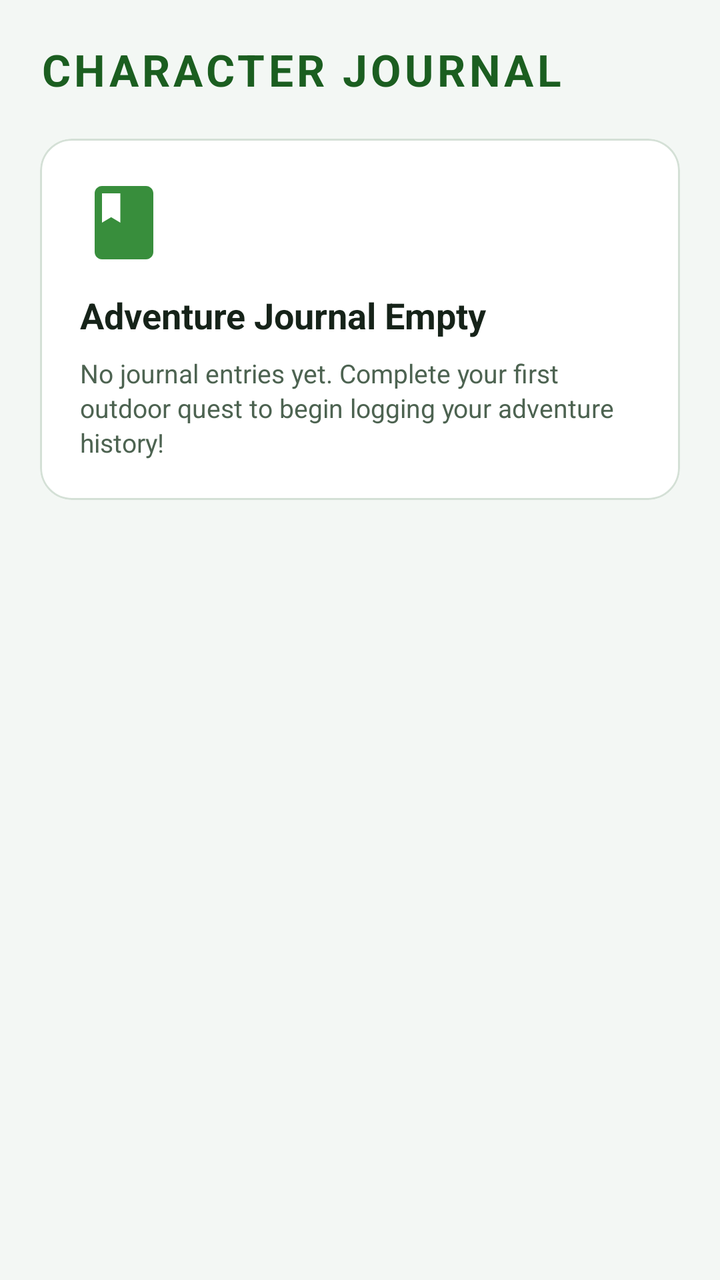
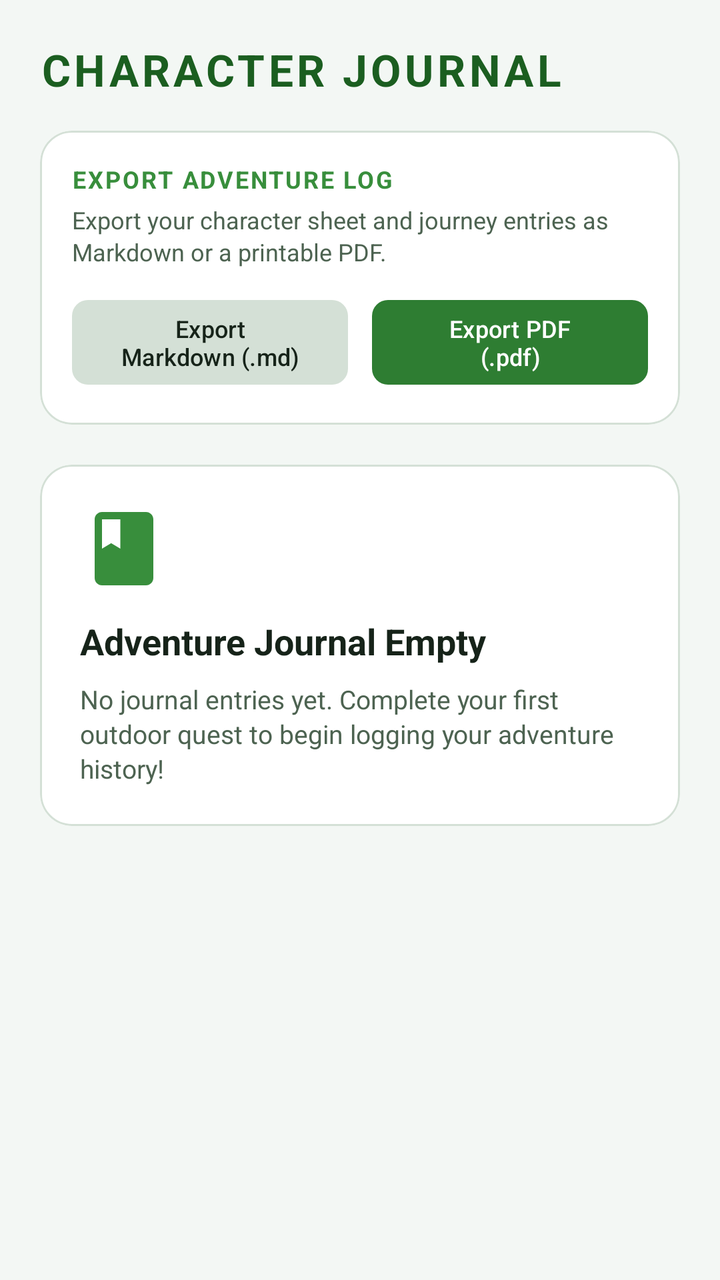

Compare the two renders of this Android layout. The source of the first and the diff that turns it into the second are given below.
<!-- AndroidManifest.xml: application theme Theme.TouchGrass -->
<!-- res/layout/layout_journal_screen.xml -->
<?xml version="1.0" encoding="utf-8"?>
<ScrollView xmlns:android="http://schemas.android.com/apk/res/android"
    xmlns:app="http://schemas.android.com/apk/res-auto"
    android:layout_width="match_parent"
    android:layout_height="match_parent"
    android:background="@color/bg_dark_realm"
    android:fillViewport="true">

    <LinearLayout
        android:layout_width="match_parent"
        android:layout_height="wrap_content"
        android:orientation="vertical"
        android:padding="20dp">

        
        <TextView
            android:layout_width="wrap_content"
            android:layout_height="wrap_content"
            android:letterSpacing="0.08"
            android:text="@string/journal_section_title"
            android:textColor="@color/green_light"
            android:textSize="22sp"
            android:textStyle="bold" />

        
        <com.google.android.material.card.MaterialCardView
            android:id="@+id/cardEmptyJournal"
            android:layout_width="match_parent"
            android:layout_height="wrap_content"
            android:layout_marginTop="20dp"
            app:cardBackgroundColor="@color/surface_card_dark"
            app:cardCornerRadius="16dp"
            app:strokeColor="@color/surface_card_stroke"
            app:strokeWidth="1dp">

            <LinearLayout
                android:layout_width="match_parent"
                android:layout_height="wrap_content"
                android:orientation="vertical"
                android:padding="20dp">

                <ImageView
                    android:layout_width="44dp"
                    android:layout_height="44dp"
                    android:contentDescription="@string/journal_empty_title"
                    android:src="@drawable/ic_nav_journal"
                    app:tint="@color/green_accent" />

                <TextView
                    android:layout_width="wrap_content"
                    android:layout_height="wrap_content"
                    android:layout_marginTop="12dp"
                    android:text="@string/journal_empty_title"
                    android:textColor="@color/text_primary"
                    android:textSize="18sp"
                    android:textStyle="bold" />

                <TextView
                    android:layout_width="match_parent"
                    android:layout_height="wrap_content"
                    android:layout_marginTop="8dp"
                    android:lineSpacingExtra="2dp"
                    android:text="@string/journal_empty_desc"
                    android:textColor="@color/text_secondary"
                    android:textSize="13sp" />

            </LinearLayout>
        </com.google.android.material.card.MaterialCardView>

        
        <LinearLayout
            android:id="@+id/containerJournalEntries"
            android:layout_width="match_parent"
            android:layout_height="wrap_content"
            android:layout_marginTop="16dp"
            android:orientation="vertical" />

    </LinearLayout>
</ScrollView>
<!-- resources referenced by this layout -->
<resources>
  <color name="bg_dark_realm">#F3F7F4</color>
  <color name="green_accent">#388E3C</color>
  <color name="green_light">#1B5E20</color>
  <color name="surface_card_dark">#FFFFFF</color>
  <color name="surface_card_stroke">#D4E0D6</color>
  <color name="text_primary">#162319</color>
  <color name="text_secondary">#4D6351</color>
  <!-- drawable ic_nav_journal (drawable) -->
  <vector xmlns:android="http://schemas.android.com/apk/res/android"
      android:width="24dp"
      android:height="24dp"
      android:viewportWidth="24"
      android:viewportHeight="24">
      <path
          android:fillColor="#FFFFFFFF"
          android:pathData="M18,2H6C4.9,2 4,2.9 4,4v16c0,1.1 0.9,2 2,2h12c1.1,0 2,-0.9 2,-2V4C20,2.9 19.1,2 18,2zM6,4h5v8l-2.5,-1.5L6,12V4z"/>
  </vector>
  <string name="journal_empty_desc">No journal entries yet. Complete your first outdoor quest to begin logging your adventure history!</string>
  <string name="journal_empty_title">Adventure Journal Empty</string>
  <string name="journal_section_title">CHARACTER JOURNAL</string>
  <style name="Theme.TouchGrass" parent="Theme.Material3.DayNight.NoActionBar">
          
          <item name="colorPrimary">@color/green_primary</item>
          <item name="colorOnPrimary">@color/white</item>
          <item name="colorPrimaryContainer">@color/green_dark_badge</item>
          <item name="colorOnPrimaryContainer">@color/green_light</item>
  
          
          <item name="colorSecondary">@color/gold_rpg</item>
          <item name="colorOnSecondary">@color/white</item>
  
          
          <item name="android:colorBackground">@color/bg_dark_realm</item>
  
          
          <item name="android:statusBarColor">@color/bg_dark_realm</item>
          <item name="android:navigationBarColor">@color/bg_dark_realm</item>
          <item name="android:windowLightStatusBar">true</item>
      </style>
  <color name="green_primary">#2E7D32</color>
  <color name="white">#FFFFFFFF</color>
  <color name="green_dark_badge">#E8F5E9</color>
  <color name="gold_rpg">#D97706</color>
</resources>

<!-- the commit's change to res/layout/layout_journal_screen.xml (unified diff, before → after) -->
@@ -21,6 +21,74 @@
             android:textColor="@color/green_light"
             android:textSize="22sp"
             android:textStyle="bold" />
+
+        
+        <com.google.android.material.card.MaterialCardView
+            android:id="@+id/cardJournalExport"
+            android:layout_width="match_parent"
+            android:layout_height="wrap_content"
+            android:layout_marginTop="16dp"
+            app:cardBackgroundColor="@color/surface_card_dark"
+            app:cardCornerRadius="16dp"
+            app:strokeColor="@color/surface_card_stroke"
+            app:strokeWidth="1dp">
+
+            <LinearLayout
+                android:layout_width="match_parent"
+                android:layout_height="wrap_content"
+                android:orientation="vertical"
+                android:padding="16dp">
+
+                <TextView
+                    android:layout_width="wrap_content"
+                    android:layout_height="wrap_content"
+                    android:letterSpacing="0.08"
+                    android:text="@string/journal_export_title"
+                    android:textColor="@color/green_accent"
+                    android:textSize="12sp"
+                    android:textStyle="bold" />
+
+                <TextView
+                    android:layout_width="match_parent"
+                    android:layout_height="wrap_content"
+                    android:layout_marginTop="4dp"
+                    android:lineSpacingExtra="2dp"
+                    android:text="@string/journal_export_subtitle"
+                    android:textColor="@color/text_secondary"
+                    android:textSize="12sp" />
+
+                <LinearLayout
+                    android:layout_width="match_parent"
+                    android:layout_height="wrap_content"
+                    android:layout_marginTop="12dp"
+                    android:orientation="horizontal">
+
+                    <com.google.android.material.button.MaterialButton
+                        android:id="@+id/btnExportMarkdown"
+                        android:layout_width="0dp"
+                        android:layout_height="wrap_content"
+                        android:layout_weight="1"
+                        android:layout_marginEnd="6dp"
+                        android:text="@string/btn_export_markdown"
+                        android:textColor="@color/text_primary"
+                        android:textSize="12sp"
+                        app:backgroundTint="@color/surface_card_stroke"
+                        app:cornerRadius="8dp" />
+
+                    <com.google.android.material.button.MaterialButton
+                        android:id="@+id/btnExportPdf"
+                        android:layout_width="0dp"
+                        android:layout_height="wrap_content"
+                        android:layout_weight="1"
+                        android:layout_marginStart="6dp"
+                        android:text="@string/btn_export_pdf"
+                        android:textColor="@color/white"
+                        android:textSize="12sp"
+                        app:backgroundTint="@color/green_primary"
+                        app:cornerRadius="8dp" />
+                </LinearLayout>
+            </LinearLayout>
+        </com.google.android.material.card.MaterialCardView>
 
         
         <com.google.android.material.card.MaterialCardView
<!-- resource entries referenced after the edit -->
@@ -17,8 +17,12 @@
           android:fillColor="#FFFFFFFF"
           android:pathData="M18,2H6C4.9,2 4,2.9 4,4v16c0,1.1 0.9,2 2,2h12c1.1,0 2,-0.9 2,-2V4C20,2.9 19.1,2 18,2zM6,4h5v8l-2.5,-1.5L6,12V4z"/>
   </vector>
+  <string name="btn_export_markdown">Export Markdown (.md)</string>
+  <string name="btn_export_pdf">Export PDF (.pdf)</string>
   <string name="journal_empty_desc">No journal entries yet. Complete your first outdoor quest to begin logging your adventure history!</string>
   <string name="journal_empty_title">Adventure Journal Empty</string>
+  <string name="journal_export_subtitle">Export your character sheet and journey entries as Markdown or a printable PDF.</string>
+  <string name="journal_export_title">EXPORT ADVENTURE LOG</string>
   <string name="journal_section_title">CHARACTER JOURNAL</string>
   <style name="Theme.TouchGrass" parent="Theme.Material3.DayNight.NoActionBar">
           
